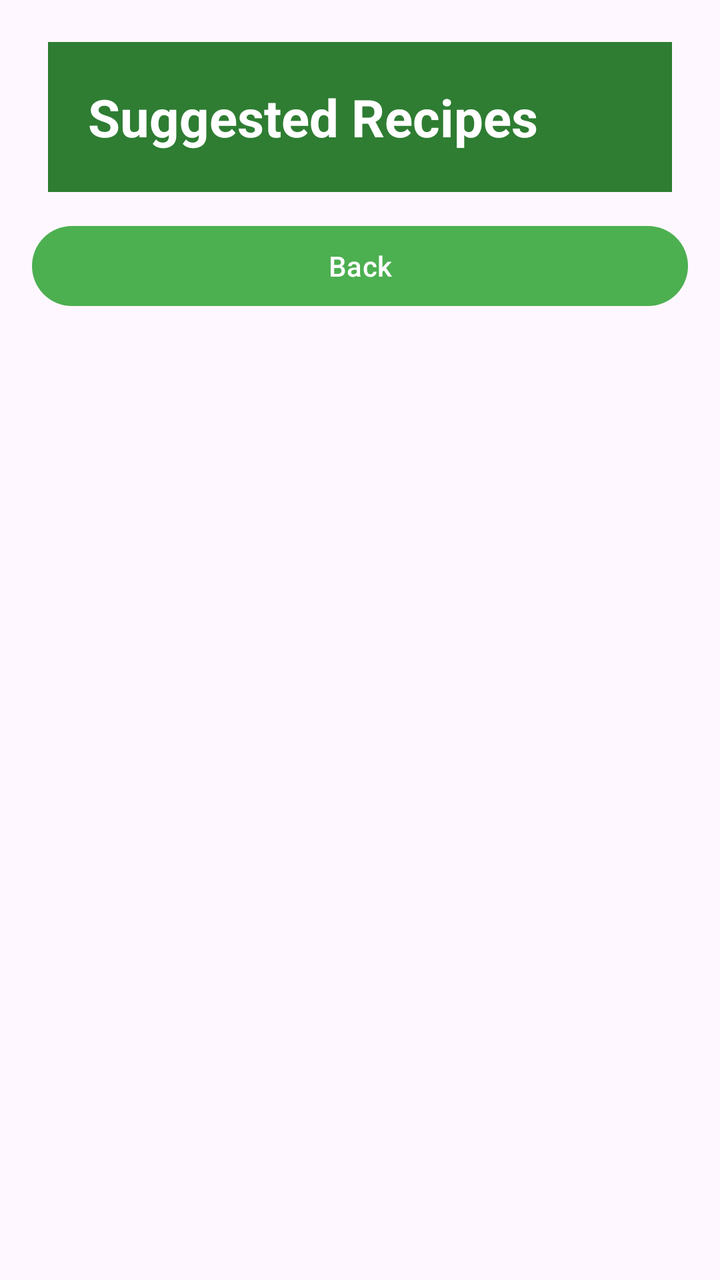
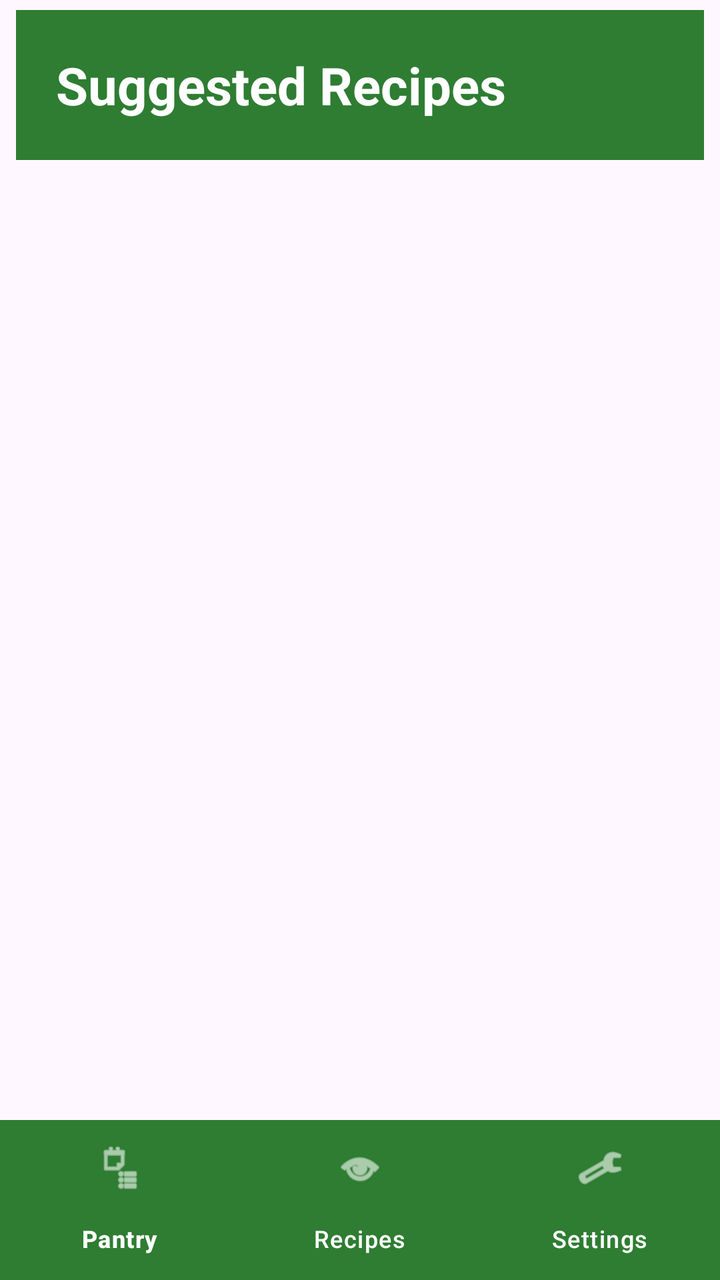

Screens rendered from an Android XML layout before and after an edit, with the pre-edit source and the edit as a unified diff.
<!-- AndroidManifest.xml: application theme Theme.SmartPantryManager -->
<!-- res/layout/activity_suggested_recipes.xml -->
<?xml version="1.0" encoding="utf-8"?>
<ScrollView xmlns:android="http://schemas.android.com/apk/res/android"
    android:id="@+id/main"
    android:layout_width="match_parent"
    android:layout_height="match_parent"
    android:fitsSystemWindows="true">

    <LinearLayout
        android:layout_width="match_parent"
        android:layout_height="wrap_content"
        android:orientation="vertical"
        android:padding="16dp">

        
        <TextView
            android:id="@+id/suggestedRecipesTitle"
            android:layout_width="match_parent"
            android:layout_height="wrap_content"
            android:text="Suggested Recipes"
            style="@style/ScreenHeading" />

        
        <TextView
            android:id="@+id/noRecipesMessage"
            android:layout_width="match_parent"
            android:layout_height="wrap_content"
            android:text="No recipes match ingredients in the pantry."
            android:textSize="16sp"
            android:visibility="gone"
            android:padding="16dp" />

        
        <androidx.recyclerview.widget.RecyclerView
            android:id="@+id/suggestedRecipesRecyclerView"
            android:layout_width="match_parent"
            android:layout_height="wrap_content"
            android:nestedScrollingEnabled="false" />

        
        <Button
            android:id="@+id/backButton"
            android:layout_width="match_parent"
            android:layout_height="wrap_content"
            android:text="Back"
            android:layout_marginTop="8dp" />

    </LinearLayout>

</ScrollView>
<!-- resources referenced by this layout -->
<resources>
  <style name="ScreenHeading">
          <item name="android:layout_width">match_parent</item>
          <item name="android:layout_height">wrap_content</item>
          <item name="android:textSize">26sp</item>
          <item name="android:textStyle">bold</item>
          <item name="android:padding">20dp</item>
          <item name="android:textColor">@color/app_button_text</item>
          <item name="android:background">@color/app_heading</item>
          <item name="android:layout_marginTop">5dp</item>
          <item name="android:layout_marginBottom">5dp</item>
          <item name="android:layout_marginLeft">8dp</item>
          <item name="android:layout_marginRight">8dp</item>
      </style>
  <style name="Theme.SmartPantryManager" parent="Base.Theme.SmartPantryManager" />
  <color name="app_button_text">#FFFFFFFF</color>
  <color name="app_heading">#2E7D32</color>
  <style name="Base.Theme.SmartPantryManager" parent="Theme.Material3.DayNight.NoActionBar">
  
          <item name="colorPrimary">@color/app_primary</item>
          <item name="colorSecondary">@color/app_primary</item>
  
      </style>
  <color name="app_primary">#4CAF50</color>
</resources>

<!-- the commit's change to res/layout/activity_suggested_recipes.xml (unified diff, before → after) -->
@@ -1,15 +1,22 @@
 <?xml version="1.0" encoding="utf-8"?>
-<ScrollView xmlns:android="http://schemas.android.com/apk/res/android"
+<LinearLayout xmlns:android="http://schemas.android.com/apk/res/android"
+    xmlns:app="http://schemas.android.com/apk/res-auto"
     android:id="@+id/main"
     android:layout_width="match_parent"
     android:layout_height="match_parent"
+    android:orientation="vertical"
     android:fitsSystemWindows="true">
 
-    <LinearLayout
+    
+    <ScrollView
         android:layout_width="match_parent"
-        android:layout_height="wrap_content"
-        android:orientation="vertical"
-        android:padding="16dp">
+        android:layout_height="0dp"
+        android:layout_weight="1">
+
+        <LinearLayout
+            android:layout_width="match_parent"
+            android:layout_height="wrap_content"
+            android:orientation="vertical" >
 
         
         <TextView
@@ -37,13 +44,33 @@
             android:nestedScrollingEnabled="false" />
 
         
-        <Button
-            android:id="@+id/backButton"
+        <TextView
+            android:id="@+id/almostThereTitle"
             android:layout_width="match_parent"
             android:layout_height="wrap_content"
-            android:text="Back"
-            android:layout_marginTop="8dp" />
+            android:text="Almost there recipies (missing 1 ingredient)"
+            style="@style/ScreenHeading"
+            android:paddingTop="24dp"
+            android:visibility="gone" />
+
+        <androidx.recyclerview.widget.RecyclerView
+            android:id="@+id/almostThereRecyclerView"
+            android:layout_width="match_parent"
+            android:layout_height="wrap_content"
+            android:nestedScrollingEnabled="false"
+            android:visibility="gone" />
 
     </LinearLayout>
 
 </ScrollView>
+
+    
+    <com.google.android.material.bottomnavigation.BottomNavigationView
+        android:id="@+id/bottomNavigation"
+        android:layout_width="match_parent"
+        android:layout_height="wrap_content"
+        app:labelVisibilityMode="labeled"
+        app:menu="@menu/bottom_nav_menu"
+        style="@style/BottomNavBar" />
+
+</LinearLayout>
<!-- resource entries referenced after the edit -->
@@ -1,5 +1,11 @@
 <!-- resources referenced by this layout -->
 <resources>
+  <style name="BottomNavBar" parent="Widget.Material3.BottomNavigationView">
+          <item name="backgroundTint">@color/app_heading</item>
+          <item name="itemIconTint">@color/white</item>
+          <item name="itemTextColor">@color/white</item>
+          <item name="itemActiveIndicatorStyle">@style/BottomNavIndicator</item>
+      </style>
   <style name="ScreenHeading">
           <item name="android:layout_width">match_parent</item>
           <item name="android:layout_height">wrap_content</item>
@@ -16,6 +22,10 @@
   <style name="Theme.SmartPantryManager" parent="Base.Theme.SmartPantryManager" />
   <color name="app_button_text">#FFFFFFFF</color>
   <color name="app_heading">#2E7D32</color>
+  <color name="white">#FFFFFFFF</color>
+  <style name="BottomNavIndicator" parent="Widget.Material3.BottomNavigationView.ActiveIndicator">
+          <item name="android:color">@color/app_primary</item>
+      </style>
   <style name="Base.Theme.SmartPantryManager" parent="Theme.Material3.DayNight.NoActionBar">
   
           <item name="colorPrimary">@color/app_primary</item>
